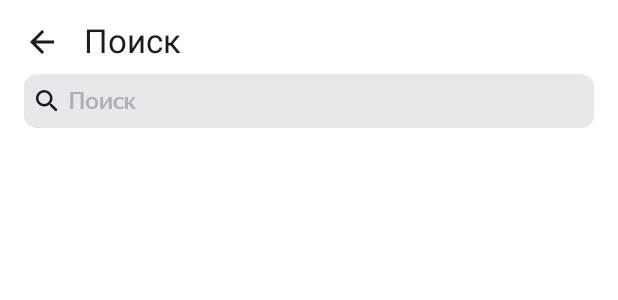
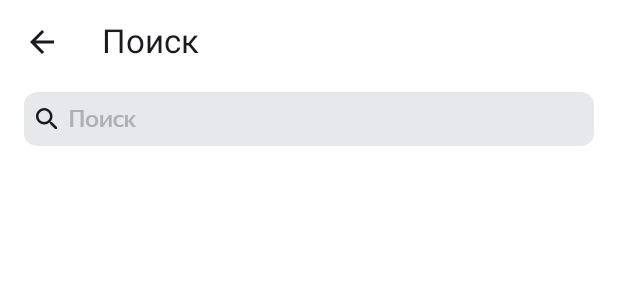
Before and after one commit to PaladinLeonid/PlaylistMaker1, an Android app: the layout activity_search.xml on its own in the app's theme, with its tools: preview values and no code run, on a phone screen of 412 x 824 dp. Shown: the top 300 px of the screen. Run offline under Robolectric (Android 15) with nearby library versions, the phone set to English and light mode, and no system bars.

Commit message:
Sprint 11 project

```diff
--- a/app/src/main/res/layout/activity_search.xml
+++ b/app/src/main/res/layout/activity_search.xml
@@ -28,11 +28,11 @@
         <TextView
             android:layout_width="wrap_content"
             android:layout_height="wrap_content"
+
+            android:padding="12dp"
             android:text="@string/search"
             android:textColor="@color/settings_text_color"
-            android:textSize="@dimen/title_size"
-
-            android:layout_marginTop="12dp"/>
+            android:textSize="@dimen/title_size" />
     </LinearLayout>
 
     <LinearLayout
@@ -109,7 +109,7 @@
         <ImageView
             android:layout_width="wrap_content"
             android:layout_height="wrap_content"
-            android:layout_gravity="center"
+                 android:layout_gravity="center"
             android:src="@drawable/no_song" />
 
         <TextView
@@ -148,20 +148,20 @@
             <TextView
                 android:layout_width="wrap_content"
                 android:layout_height="wrap_content"
-
+                style="@style/Placeholder"
                 android:text="@string/no_internet_first_line" />
 
             <TextView
                 android:layout_width="wrap_content"
                 android:layout_height="wrap_content"
-
+                style="@style/Placeholder"
                 android:text="@string/no_internet_second_line" />
 
             <TextView
                 android:layout_width="wrap_content"
                 android:layout_height="wrap_content"
                 android:gravity="center"
-
+                style="@style/Placeholder"
                 android:text="@string/no_internet_third_line" />
 
             <Button
--- a/app/src/main/res/values-night/colors.xml
+++ b/app/src/main/res/values-night/colors.xml
@@ -15,4 +15,6 @@
     <color name="search_clear_icon">#1A1B22</color>
     <color name="track_details_color">#FFFFFF</color>
     <color name="track_title_color">#FFFFFF</color>
+    <color name="update_btn">#FF000000</color>
+    <color name="Update_btn_tint">#FFFFFF</color>
 </resources>
--- a/app/src/main/res/values/colors.xml
+++ b/app/src/main/res/values/colors.xml
@@ -17,4 +17,6 @@
     <color name="track_details_color">#AEAFB4</color>
     <color name="track_title_color">#000000</color>
     <color name="ic_bg">#AEAFB4</color>
+    <color name="update_btn">#FFFFFF</color>
+    <color name="Update_btn_tint">#1A1B22</color>
 </resources>
--- a/app/src/main/res/values/dimens.xml
+++ b/app/src/main/res/values/dimens.xml
@@ -10,4 +10,5 @@
         <dimen name="settings_padding">21dp</dimen>
         <dimen name="setting_text_size">16sp</dimen>
         <dimen name="setting_icon_size">16dp</dimen>
+        <dimen name="placeholder_text_size">19sp</dimen>
 </resources>
--- a/app/src/main/res/values/styles.xml
+++ b/app/src/main/res/values/styles.xml
@@ -52,9 +52,16 @@
         <item name="fontFamily">@font/ys_display_medium</item>
         <item name="android:textFontWeight">500</item>
         <item name="android:textSize">14sp</item>
-        <item name="android:textColor">@color/settings_text_color</item>
+        <item name="android:textColor">@color/update_btn</item>
         <item name="android:letterSpacing">0</item>
         <item name="cornerRadius">54dp</item>
-        <item name="backgroundTint">?attr/colorAccent</item>
+        <item name="backgroundTint">@color/Update_btn_tint</item>
+
+    </style>
+    <style name="Placeholder" >
+        <item name="fontFamily">@font/ys_display_medium</item>
+        <item name="android:textFontWeight">400</item>
+        <item name="android:textSize">@dimen/placeholder_text_size</item>
+        <item name="android:textColor">@color/settings_text_color</item>
     </style>
 </resources>
```
Also changed, not shown: app/src/main/java/com/example/playlistmaker1/SearchActivity.kt (+10 -14 lines).
